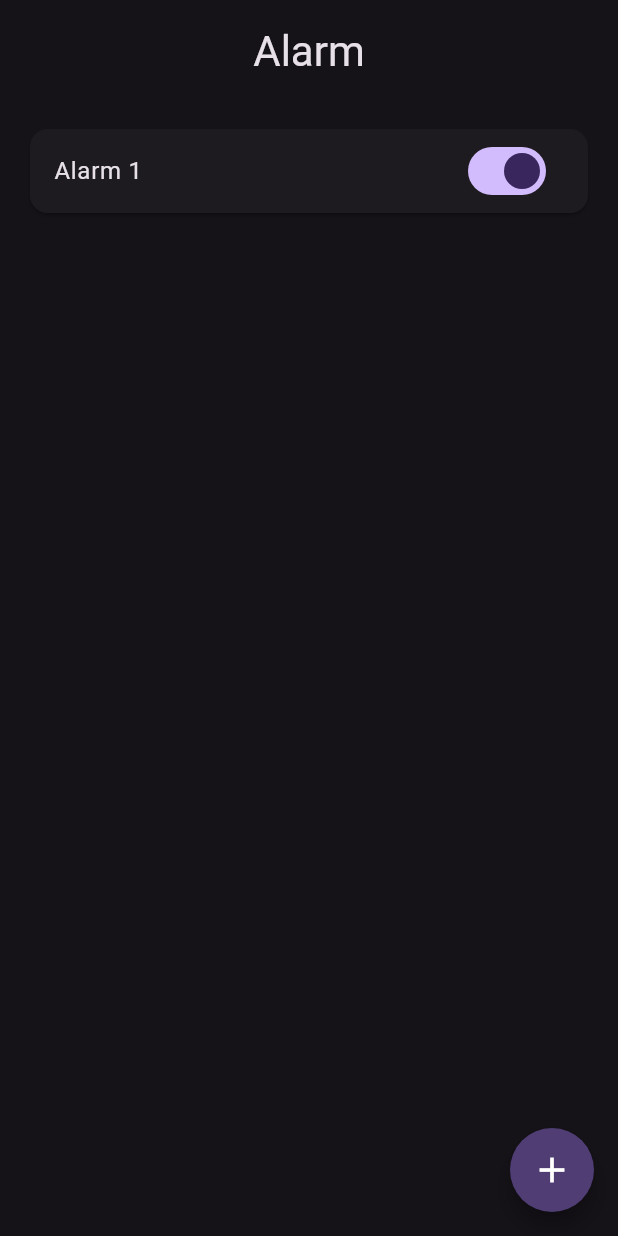
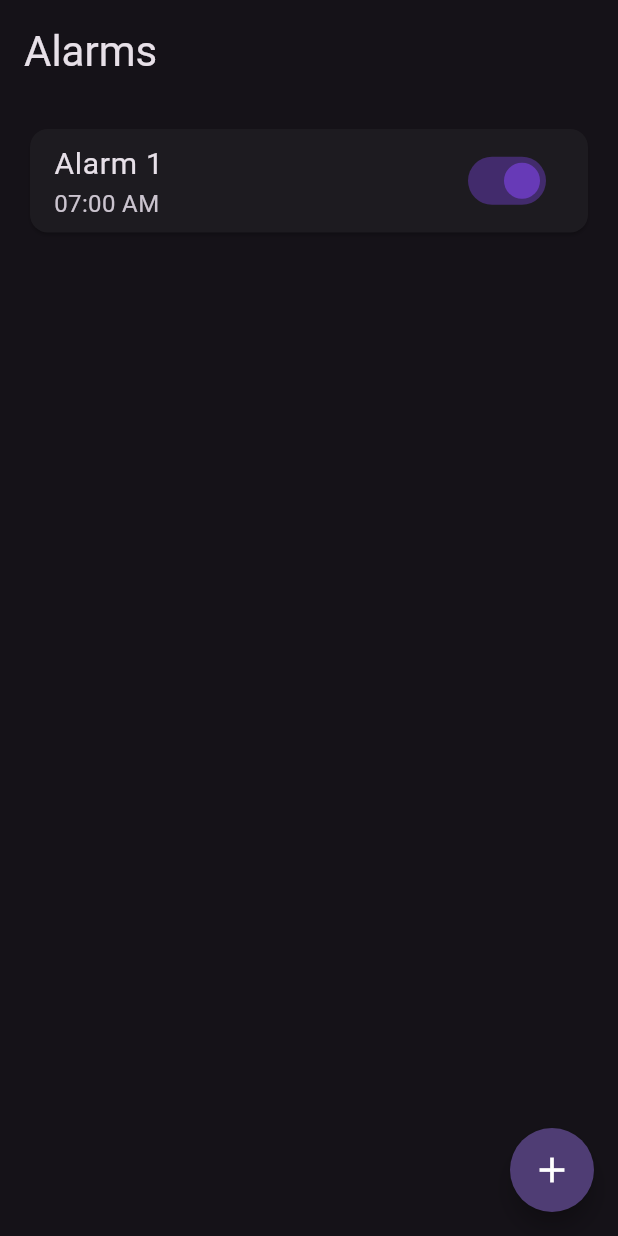
Before and after one commit to Uzukiis/alarm_app, a Flutter app: the screen it shows after launch, after a tap on the "add" icon, on a phone screen of 412 x 824 dp. Run offline on Flutter 3.47's test engine with Material 3 defaults, Android fonts, the phone set to English and light mode, and no system bars; missing offline and left inert: alarm.

Commit message:
modified:   lib/main_screen.dart

```diff
--- a/lib/main_screen.dart
+++ b/lib/main_screen.dart
@@ -2,9 +2,20 @@ import 'package:flutter/material.dart';
 //import 'dart:async';
 //import 'package:alarm/alarm.dart';
 
+class MainScreen extends StatefulWidget {
+  const MainScreen({super.key});
 
-class MainScreen extends StatelessWidget {
-  const MainScreen({super.key});
+  @override
+  State<MainScreen> createState() => _MainScreenState();
+}
+
+class _MainScreenState extends State<MainScreen> {
+  final List<int> alarms = [];
+  void _addAlarm() {
+    setState(() {
+      alarms.add(alarms.length + 1);
+    });
+  }
 
   @override
   Widget build(BuildContext context) {
@@ -12,40 +23,45 @@ class MainScreen extends StatelessWidget {
       floatingActionButton: FloatingActionButton(
         shape: OvalBorder(),
         tooltip: 'Increment',
-          onPressed: (){},
+        onPressed: _addAlarm,
         child: const Icon(Icons.add, color: Colors.white, size: 28),
       ),
       body: SafeArea(
         child: Container(
           margin: const EdgeInsets.all(16.0),
           child: Column(
+            crossAxisAlignment: CrossAxisAlignment.start,
             children: [
-              Text('Alarm', style: Theme.of(context).textTheme.headlineMedium),
-              SizedBox(height: 30),
-              Center(
-                child: Column(
-                  children: [
-                    Card(
+              Text('Alarms', style: Theme.of(context).textTheme.headlineMedium),
+              const SizedBox(height: 30),
 
+              Expanded(
+                child: ListView.builder(
+                  itemCount: alarms.length,
+                  itemBuilder: (context, index) {
+                    return Card(
                       child: SwitchListTile(
-                        title: const Text('Alarm 1'),
                         value: true,
-                        onChanged: (bool? value) { },
+                        onChanged: (bool value) {},
+                        activeThumbColor: Colors.deepPurple,
+                        title: Text(
+                          'Alarm ${alarms[index]}',
+                          style: const TextStyle(fontSize: 20),
+                        ),
+                        subtitle: const Text(
+                          '07:00 AM',
+                          style: TextStyle(fontSize: 16),
+                        ),
+                      ),
+                    );
+                  },
+
                 ),
               ),
             ],
           ),
-              )
-              /*ListView.builder(
-                itemCount: 1,
-                itemBuilder: (context, index){
-                  return Card(
-                   child: SwitchListTile(value: true, onChanged:(bool? value) { },),
-                  );
-              })*/
-              ]
-              ),
         ),
       ),
     );
-}}
+  }
+}
```
Lines whose indentation alone changed are shown as unchanged.
